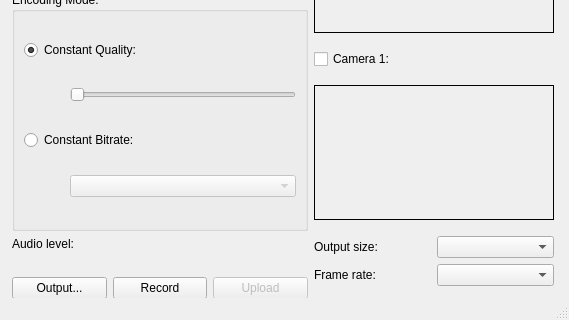
First picture: the form in avrecorder.ui, repository HIIT/meeting-recorder, before the edit; both pictures show x 0 to 569 and y 160 to 480 of the 569 by 480 pixel window.
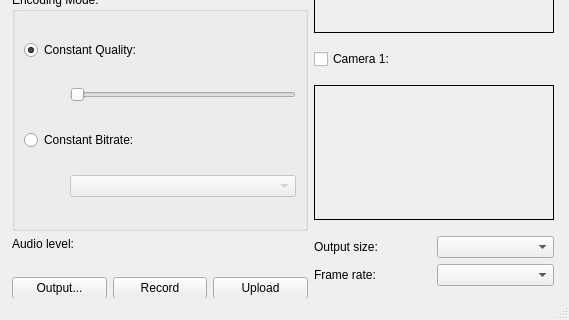
Second picture: the form after the edit.

```diff
--- a/avrecorder.ui
+++ b/avrecorder.ui
@@ -217,7 +217,7 @@
          <item>
           <widget class="QPushButton" name="uploadButton">
            <property name="enabled">
-            <bool>false</bool>
+            <bool>true</bool>
            </property>
            <property name="text">
             <string>Upload</string>
```
Left out of the diff: 3 changed lines with no effect on the pictures.
